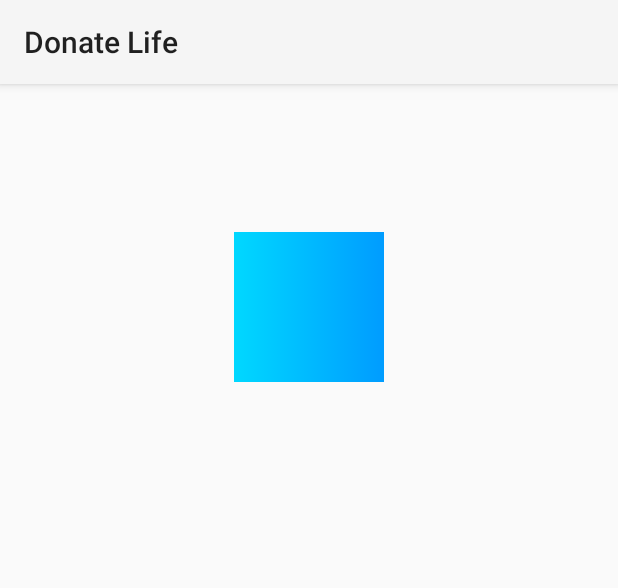
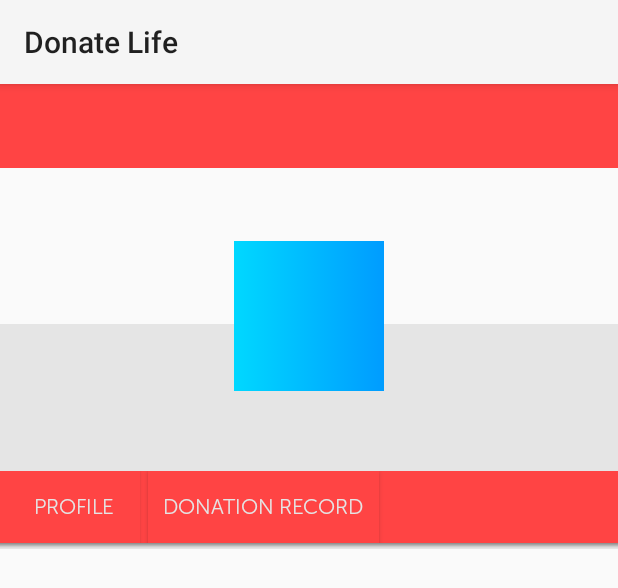
Before and after one commit to RaggedyCoder/Donate_Life, an Android app: the layout fragment_profile.xml on its own in the app's theme, with its tools: preview values and no code run, on a phone screen of 412 x 824 dp. Shown: the top 588 px of the screen. Run offline under Robolectric (Android 15) with nearby library versions, the phone set to English and light mode, and no system bars.

Commit message:
change commit

```diff
--- a/app/src/main/java/com/project/bluepandora/blooddonation/adapter/ProfileDetailsAdapter.java
+++ b/app/src/main/java/com/project/bluepandora/blooddonation/adapter/ProfileDetailsAdapter.java
@@ -80,7 +80,7 @@ public class ProfileDetailsAdapter extends BaseAdapter {
             convertView = inflater.inflate(R.layout.profile_details, null);
             holder = new ViewHolder();
             holder.profileHeaderHolder = (RelativeLayout) convertView.findViewById(R.id.profile_header_holder);
-            holder.edit = (CustomButton) convertView.findViewById(R.id.profile_edit);
+//            holder.edit = (CustomButton) convertView.findViewById(R.id.profile_edit);
             holder.header = (CustomTextView) convertView.findViewById(R.id.details_header);
             holder.description = (CustomTextView) convertView.findViewById(R.id.details_body);
             convertView.setTag(holder);
--- a/app/src/main/java/nineoldandroids/view/animation/AnimatorProxy.java
+++ b/app/src/main/java/nineoldandroids/view/animation/AnimatorProxy.java
@@ -3,10 +3,11 @@ package nineoldandroids.view.animation;
 import android.graphics.Camera;
 import android.graphics.Matrix;
 import android.graphics.RectF;
-import android.os.Build;
 import android.view.View;
 import android.view.animation.Animation;
 import android.view.animation.Transformation;
+
+import com.project.bluepandora.util.Utils;
 
 import java.lang.ref.WeakReference;
 import java.util.WeakHashMap;
@@ -20,7 +21,7 @@ public final class AnimatorProxy extends Animation {
     /**
      * Whether or not the current running platform needs to be proxied.
      */
-    public static final boolean NEEDS_PROXY = Integer.valueOf(Build.VERSION.SDK).intValue() < Build.VERSION_CODES.HONEYCOMB;
+    public static final boolean NEEDS_PROXY = Utils.hasHoneycomb();
 
     private static final WeakHashMap<View, AnimatorProxy> PROXIES =
             new WeakHashMap<View, AnimatorProxy>();
--- /dev/null
+++ b/app/src/main/res/drawable/tab_background.xml
@@ -0,0 +1,17 @@
+<?xml version="1.0" encoding="utf-8"?>
+<layer-list xmlns:android="http://schemas.android.com/apk/res/android">
+
+    <item>
+        <nine-patch android:src="@drawable/list_shadow" />
+
+    </item>
+    <item>
+        <shape
+            android:dither="true"
+            android:shape="rectangle">
+            <solid android:color="#00e5e5e5" />
+
+        </shape>
+    </item>
+
+</layer-list>
--- /dev/null
+++ b/app/src/main/res/drawable/tab_button.xml
@@ -0,0 +1,11 @@
+<?xml version="1.0" encoding="utf-8"?>
+<selector xmlns:android="http://schemas.android.com/apk/res/android">
+
+    <item android:drawable="@drawable/tab_button_disabled" android:state_enabled="false" />
+    <item android:drawable="@drawable/tab_button_pressed" android:state_pressed="true" />
+    <item android:drawable="@drawable/tab_button_selected" android:state_hovered="true" />
+    <item android:drawable="@drawable/tab_button_selected" android:state_focused="true" />
+    <item android:drawable="@drawable/tab_button_selected" android:state_selected="true" />
+    <item android:drawable="@drawable/tab_button_default" />
+
+</selector>
--- /dev/null
+++ b/app/src/main/res/drawable/tab_button_default.xml
@@ -0,0 +1,21 @@
+<?xml version="1.0" encoding="utf-8"?>
+<layer-list xmlns:android="http://schemas.android.com/apk/res/android">
+
+    <item>
+        <shape
+            android:dither="true"
+            android:shape="rectangle">
+            <solid android:color="@color/holo_red_light" />
+
+        </shape>
+    </item>
+    <item android:bottom="5dip">
+        <shape
+            android:dither="true"
+            android:shape="rectangle">
+            <solid android:color="@color/holo_red_light" />
+            <padding android:bottom="2dip" />
+        </shape>
+    </item>
+
+</layer-list>
--- /dev/null
+++ b/app/src/main/res/drawable/tab_button_disabled.xml
@@ -0,0 +1,21 @@
+<?xml version="1.0" encoding="utf-8"?>
+<layer-list xmlns:android="http://schemas.android.com/apk/res/android">
+
+    <item>
+        <shape
+            android:dither="true"
+            android:shape="rectangle">
+            <solid android:color="@color/holo_red_light" />
+
+        </shape>
+    </item>
+    <item android:bottom="5dip">
+        <shape
+            android:dither="true"
+            android:shape="rectangle">
+            <solid android:color="@color/holo_red_light" />
+            <padding android:bottom="2dip" />
+        </shape>
+    </item>
+
+</layer-list>
--- /dev/null
+++ b/app/src/main/res/drawable/tab_button_pressed.xml
@@ -0,0 +1,21 @@
+<?xml version="1.0" encoding="utf-8"?>
+<layer-list xmlns:android="http://schemas.android.com/apk/res/android">
+
+    <item>
+        <shape
+            android:dither="true"
+            android:shape="rectangle">
+            <solid android:color="@color/holo_red_dark" />
+
+        </shape>
+    </item>
+    <item android:bottom="5dip">
+        <shape
+            android:dither="true"
+            android:shape="rectangle">
+            <solid android:color="@color/holo_red_dark" />
+            <padding android:bottom="2dip" />
+        </shape>
+    </item>
+
+</layer-list>
--- /dev/null
+++ b/app/src/main/res/drawable/tab_button_selected.xml
@@ -0,0 +1,21 @@
+<?xml version="1.0" encoding="utf-8"?>
+<layer-list xmlns:android="http://schemas.android.com/apk/res/android">
+
+    <item>
+        <shape
+            android:dither="true"
+            android:shape="rectangle">
+            <solid android:color="@color/holo_blue_dark" />
+
+        </shape>
+    </item>
+    <item android:bottom="5dip">
+        <shape
+            android:dither="true"
+            android:shape="rectangle">
+            <solid android:color="@color/holo_red_light" />
+            <padding android:bottom="2dip" />
+        </shape>
+    </item>
+
+</layer-list>
--- a/app/src/main/res/layout/fragment_profile.xml
+++ b/app/src/main/res/layout/fragment_profile.xml
@@ -1,12 +1,32 @@
 <?xml version="1.0" encoding="utf-8"?>
 <FrameLayout xmlns:android="http://schemas.android.com/apk/res/android"
+    xmlns:app="http://schemas.android.com/apk/res-auto"
     android:layout_width="match_parent"
     android:layout_height="match_parent">
 
-    <android.support.v4.view.ViewPager
+    <RelativeLayout
         android:id="@+id/pager"
         android:layout_width="match_parent"
-        android:layout_height="match_parent" />
+        android:layout_height="match_parent">
+
+        <ViewSwitcher
+            android:layout_width="fill_parent"
+            android:layout_height="wrap_content">
+
+            <ListView
+                android:id="@+id/listView"
+                android:layout_width="fill_parent"
+                android:layout_height="wrap_content"
+                android:layout_marginBottom="5dip"
+                android:layout_marginLeft="5dip"
+                android:layout_marginRight="5dip"
+                android:layout_marginTop="5dip"
+                android:background="@drawable/panel"
+                android:divider="@null"
+                android:listSelector="@android:color/transparent"
+                android:scrollbars="none" />
+        </ViewSwitcher>
+    </RelativeLayout>
 
     <FrameLayout
         android:id="@+id/header"
@@ -16,20 +36,68 @@
         <com.flavienlaurent.notboringactionbar.KenBurnsSupportView
             android:id="@+id/header_picture"
             android:layout_width="match_parent"
-            android:layout_height="match_parent" />
+            android:layout_height="match_parent"
+            android:layout_marginBottom="10dip" />
+
+
+        <RelativeLayout
+            android:layout_width="match_parent"
+            android:layout_height="150dip"
+            android:layout_gravity="bottom"
+            android:background="#e5e5e5">
+
+            <ImageView
+                android:layout_width="match_parent"
+                android:layout_height="48dip"
+                android:layout_alignParentBottom="true"
+                android:layout_gravity="bottom"
+                android:background="@drawable/tab_background" />
+
+            <LinearLayout
+                android:id="@+id/tabs"
+                android:layout_width="match_parent"
+                android:layout_height="48dip"
+                android:layout_alignParentBottom="true"
+                android:layout_gravity="bottom"
+                android:layout_marginBottom="4dip"
+                android:background="@color/holo_red_light"
+                android:orientation="horizontal"
+                android:paddingLeft="5dip">
+
+                <com.widget.CustomButton
+                    android:layout_width="wrap_content"
+                    android:layout_height="match_parent"
+                    android:background="@drawable/tab_button"
+                    android:padding="10dip"
+                    android:textColor="#e5e5e5"
+                    android:selectAllOnFocus="true"
+                    android:text="Profile"
+
+                    app:font="MuseoSansRounded-300.otf" />
+
+                <com.widget.CustomButton
+                    android:layout_width="wrap_content"
+                    android:layout_height="match_parent"
+                    android:layout_marginLeft="5dip"
+                    android:background="@drawable/tab_button"
+                    android:textColor="#e5e5e5"
+                    android:padding="10dip"
+                    android:text="Donation Record"
+                    app:font="MuseoSansRounded-300.otf" />
+            </LinearLayout>
+        </RelativeLayout>
 
         <ImageView
             android:id="@+id/header_logo"
             android:layout_width="@dimen/header_logo_size"
             android:layout_height="@dimen/header_logo_size"
             android:layout_gravity="center"
-            android:src="@drawable/gradient_background" />
+            android:src="@drawable/gradient_background"
+            android:visibility="visible" />
+    </FrameLayout>
 
-        <com.widget.PagerSlidingTabStrip
-            android:id="@+id/tabs"
-            android:layout_width="match_parent"
-            android:layout_height="48dip"
-            android:layout_gravity="bottom"
-            android:background="@android:color/transparent" />
-    </FrameLayout>
+    <ImageView
+        android:layout_width="fill_parent"
+        android:layout_height="@dimen/abc_action_bar_default_height_material"
+        android:background="@color/holo_red_light" />
 </FrameLayout>
--- a/app/src/main/res/values/dimens.xml
+++ b/app/src/main/res/values/dimens.xml
@@ -6,7 +6,7 @@
     <dimen name="shadow_width">20dp</dimen>
     <dimen name="slidingmenu_offset">50dp</dimen>
     <dimen name="pass_dimen">20sp</dimen>
-    <dimen name="header_height">298dp</dimen>
+    <dimen name="header_height">310dip</dimen>
     <dimen name="min_header_height">250dp</dimen>
     <dimen name="header_logo_size">100dp</dimen>
 
```
Also changed, not shown: app/src/main/java/com/project/bluepandora/blooddonation/fragments/ProfileDetailsFragment.java (+41 -87 lines), app/src/main/res/layout/profile_details.xml (+8 -7 lines), app/src/main/res/drawable-hdpi/ic_create_grey600_36dp.png (added), app/src/main/res/drawable-mdpi/ic_create_grey600_36dp.png (added), app/src/main/res/drawable-xhdpi/ic_create_grey600_36dp.png (added), app/src/main/res/drawable-xxhdpi/ic_create_grey600_36dp.png (added).
